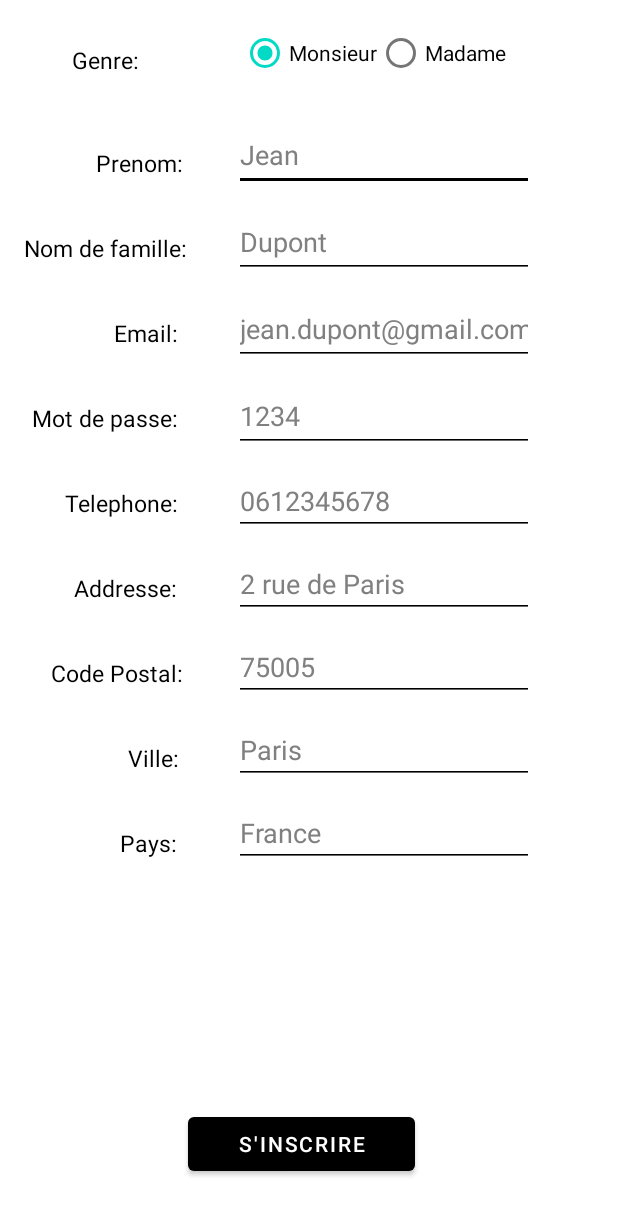
After one commit to DylanGil/WatashiHouse, an Android app: the InscriptionActivity screen opened directly, with no data from a screen before it, on a phone screen of 412 x 824 dp. The commit adds this screen. Shown: the top 1215 px of the screen. Run offline under Robolectric (Android 15) with nearby library versions, the phone set to English and light mode, and no system bars.

```diff
--- a/app/src/main/AndroidManifest.xml
+++ b/app/src/main/AndroidManifest.xml
@@ -12,9 +12,11 @@
         android:supportsRtl="true"
         android:theme="@style/Theme.WatashiHouse">
         <activity
+            android:name=".InscriptionActivity"
+            android:exported="false" />
+        <activity
             android:name=".ValidateShopping"
-            android:exported="false" />
-        <!-- This element is required to enable Google Pay in your app. -->
+            android:exported="false" /> <!-- This element is required to enable Google Pay in your app. -->
         <meta-data
             android:name="com.google.android.gms.wallet.api.enabled"
             android:value="true" />
--- /dev/null
+++ b/app/src/main/java/com/example/watashihouse/InscriptionActivity.kt
@@ -0,0 +1,136 @@
+package com.example.watashihouse
+
+import androidx.appcompat.app.AppCompatActivity
+import android.os.Bundle
+import android.text.TextUtils
+import android.util.Log
+import android.widget.*
+import androidx.lifecycle.lifecycleScope
+import kotlinx.coroutines.launch
+import okhttp3.ResponseBody
+import retrofit2.Call
+import retrofit2.Callback
+import retrofit2.Response
+
+class InscriptionActivity : AppCompatActivity() {
+    lateinit var inscriptionButton: Button
+    lateinit var radioGroup: RadioGroup
+    lateinit var radioButton: RadioButton
+    lateinit var firstName: EditText
+    lateinit var lastName: EditText
+    lateinit var email: EditText
+    lateinit var password: EditText
+    lateinit var phoneNumber: EditText
+    lateinit var adresse: EditText
+    lateinit var codePostal: EditText
+    lateinit var city: EditText
+    lateinit var country: EditText
+
+    override fun onCreate(savedInstanceState: Bundle?) {
+        super.onCreate(savedInstanceState)
+        setContentView(R.layout.activity_inscription)
+
+        inscriptionButton = findViewById(R.id.inscriptionButton)
+        radioGroup = findViewById(R.id.rgHommeFemme)
+        firstName = findViewById(R.id.etFirstName)
+        lastName = findViewById(R.id.etLastName)
+        email = findViewById(R.id.etEmail)
+        password = findViewById(R.id.etPassword)
+        phoneNumber = findViewById(R.id.etPhone)
+        adresse = findViewById(R.id.etAdresse)
+        codePostal = findViewById(R.id.etCodePostal)
+        city = findViewById(R.id.etCity)
+        country = findViewById(R.id.etCountry)
+
+        inscriptionButton.setOnClickListener {
+            if(TextUtils.isEmpty(firstName.text)) {
+                Toast.makeText(this, "Veuillez entrez un prenom", Toast.LENGTH_SHORT).show();
+                return@setOnClickListener;
+            }
+            if(TextUtils.isEmpty(lastName.text)) {
+                Toast.makeText(this, "Veuillez entrez un nom de famille", Toast.LENGTH_SHORT).show();
+                return@setOnClickListener;
+            }
+            if(TextUtils.isEmpty(email.text) || !android.util.Patterns.EMAIL_ADDRESS.matcher(email.text).matches()) {
+                Toast.makeText(this, "Veuillez entrez un email valide", Toast.LENGTH_SHORT).show();
+                return@setOnClickListener;
+            }
+            if(TextUtils.isEmpty(password.text)) {
+                Toast.makeText(this, "Veuillez entrez un mot de passe", Toast.LENGTH_SHORT).show();
+                return@setOnClickListener;
+            }
+            if(TextUtils.isEmpty(phoneNumber.text) || phoneNumber.text.length < 10) {
+                Toast.makeText(this, "Veuillez entrez un n° de telephone valide", Toast.LENGTH_SHORT).show();
+                return@setOnClickListener;
+            }
+            if(TextUtils.isEmpty(adresse.text)) {
+                Toast.makeText(this, "Veuillez entrez une adresse", Toast.LENGTH_SHORT).show();
+                return@setOnClickListener;
+            }
+            if(TextUtils.isEmpty(codePostal.text)) {
+                Toast.makeText(this, "Veuillez entrez un code postal", Toast.LENGTH_SHORT).show();
+                return@setOnClickListener;
+            }
+            if(TextUtils.isEmpty(city.text)) {
+                Toast.makeText(this, "Veuillez entrez une ville", Toast.LENGTH_SHORT).show();
+                return@setOnClickListener;
+            }
+            if(TextUtils.isEmpty(country.text)) {
+                Toast.makeText(this, "Veuillez entrez un pays", Toast.LENGTH_SHORT).show();
+                return@setOnClickListener;
+            }
+            val selectedId = radioGroup.checkedRadioButtonId
+            radioButton = findViewById(selectedId)
+            //Toast.makeText(applicationContext, "Inscription", Toast.LENGTH_SHORT).show()
+            register()
+        }
+    }
+
+    private fun register() {
+        val request = UserInscriptionRequest()
+        request.gender = radioButton.text.toString()
+        request.lastname = lastName.text.toString()
+        request.firstname = firstName.text.toString()
+        request.email = email.text.toString()
+        request.hash = password.text.toString()
+        request.phone = phoneNumber.text.toString()
+        request.address = adresse.text.toString()
+        request.zipCode = codePostal.text.toString()
+        request.city = city.text.toString()
+        request.country = country.text.toString()
+
+        val retro = Retro().getRetroClientInstance().create(WatashiApi::class.java)
+        retro.register(request).enqueue(object : Callback<ResponseBody> {
+            override fun onResponse(call: Call<ResponseBody>, response: Response<ResponseBody>) {
+                val user = response.body()
+                if (user != null) {
+                    //passwordTxt.text = Editable.Factory.getInstance().newEditable(user!!.token)
+                    logOk()
+                } else {
+                    Toast.makeText(applicationContext, "User inexistant", Toast.LENGTH_SHORT).show()
+                }
+                /*Log.e("hash", user!!.data?.hash.toString())
+                Log.e("email", user!!.data?.email.toString())*/
+
+            }
+
+            override fun onFailure(call: Call<ResponseBody>, t: Throwable) {
+                Toast.makeText(
+                    applicationContext,
+                    "Erreur serveur: Redémarrer l'application",
+                    Toast.LENGTH_SHORT
+                ).show()
+                Log.e("Error", t.message.toString())
+            }
+        })
+
+
+    }
+
+    private fun logOk(){
+        setResult(RESULT_OK)
+        finish()
+        Toast.makeText(applicationContext, "Vous êtes inscrits", Toast.LENGTH_SHORT).show()
+    }
+
+}
--- a/app/src/main/java/com/example/watashihouse/WatashiApi.kt
+++ b/app/src/main/java/com/example/watashihouse/WatashiApi.kt
@@ -14,8 +14,18 @@ interface WatashiApi {
         @Body userRequest: UserRequest
     ): Call<UserResponse>
 
+    @POST("utilisateurs/inscription")
+    fun register(
+        @Body userInscriptionRequest: UserInscriptionRequest
+    ): Call<ResponseBody>
+
     @GET("/articles?sortBy=note&orderBy=DESC")
     fun getAllProducts(): Call<JsonObject>
+
+    @GET("/paiement/prix={price}")
+    fun validatePaiement(
+        @Path("price") price: Int,
+        @Header("Authentication") Authentication: String): Call<PaiementResponse>
 
     @GET("/paniers/utilisateur={userId}")
     fun getUserProductFromShoppingCart(
--- /dev/null
+++ b/app/src/main/res/layout/activity_inscription.xml
@@ -0,0 +1,315 @@
+<?xml version="1.0" encoding="utf-8"?>
+<RelativeLayout xmlns:android="http://schemas.android.com/apk/res/android"
+    xmlns:app="http://schemas.android.com/apk/res-auto"
+    xmlns:tools="http://schemas.android.com/tools"
+    android:layout_width="match_parent"
+    android:layout_height="match_parent"
+    android:background="@android:color/white"
+    tools:context=".InscriptionActivity">
+
+    <TextView
+        android:id="@+id/tvGenre"
+        android:layout_width="wrap_content"
+        android:layout_height="wrap_content"
+        android:layout_alignParentStart="true"
+        android:layout_alignParentTop="true"
+        android:layout_marginStart="48dp"
+        android:layout_marginTop="29dp"
+        android:text="Genre: "
+        android:textColor="@color/black"
+        android:textSize="15dp" />
+
+    <RadioGroup
+        android:id="@+id/rgHommeFemme"
+        android:layout_width="190dp"
+        android:layout_height="58dp"
+        android:layout_alignParentTop="true"
+        android:layout_alignParentEnd="true"
+        android:layout_marginTop="11dp"
+        android:layout_marginEnd="61dp"
+        android:orientation="horizontal"
+        tools:layout_editor_absoluteX="80dp"
+        tools:layout_editor_absoluteY="48dp">
+
+        <RadioButton
+            android:id="@+id/rbHomme"
+            android:layout_width="wrap_content"
+            android:layout_height="wrap_content"
+            android:checked="true"
+            android:textColor="@color/black"
+            android:text="Monsieur" />
+
+        <RadioButton
+            android:id="@+id/rbFemme"
+            android:layout_width="wrap_content"
+            android:layout_height="wrap_content"
+            android:textColor="@color/black"
+            android:text="Madame" />
+    </RadioGroup>
+
+    <TextView
+        android:id="@+id/tvFirstName"
+        android:layout_width="wrap_content"
+        android:layout_height="wrap_content"
+        android:layout_below="@+id/tvGenre"
+        android:layout_alignParentStart="true"
+        android:layout_marginStart="64dp"
+        android:layout_marginTop="47dp"
+        android:text="Prenom: "
+        android:textColor="@color/black"
+        android:textSize="15dp" />
+
+    <EditText
+        android:id="@+id/etFirstName"
+        android:layout_width="200dp"
+        android:layout_height="wrap_content"
+        android:layout_below="@+id/rgHommeFemme"
+        android:layout_alignParentEnd="true"
+        android:layout_marginTop="10dp"
+        android:layout_marginEnd="56dp"
+        android:autofillHints=""
+        android:backgroundTint="@color/black"
+        android:ems="10"
+        android:hint="Jean"
+        android:inputType="textPersonName"
+        android:minHeight="48dp"
+        android:textColor="@color/black"
+        android:textColorHint="@color/grey" />
+
+    <TextView
+        android:id="@+id/tvLastName"
+        android:layout_width="wrap_content"
+        android:layout_height="wrap_content"
+        android:layout_below="@+id/tvFirstName"
+        android:layout_alignParentStart="true"
+        android:layout_marginStart="16dp"
+        android:layout_marginTop="35dp"
+        android:text="Nom de famille: "
+        android:textColor="@color/black"
+        android:textSize="15dp" />
+
+    <EditText
+        android:id="@+id/etLastName"
+        android:layout_width="200dp"
+        android:layout_height="wrap_content"
+        android:layout_below="@+id/etFirstName"
+        android:layout_alignParentEnd="true"
+        android:layout_marginTop="10dp"
+        android:layout_marginEnd="56dp"
+        android:autofillHints=""
+        android:backgroundTint="@color/black"
+        android:ems="10"
+        android:hint="Dupont"
+        android:inputType="textPersonName"
+        android:minHeight="48dp"
+        android:textColor="@color/black"
+        android:textColorHint="@color/grey" />
+
+
+    <TextView
+        android:id="@+id/tvEmail"
+        android:layout_width="wrap_content"
+        android:layout_height="wrap_content"
+        android:layout_below="@+id/tvLastName"
+        android:layout_alignParentStart="true"
+        android:layout_marginStart="76dp"
+        android:layout_marginTop="35dp"
+        android:text="Email: "
+        android:textColor="@color/black"
+        android:textSize="15dp" />
+
+    <EditText
+        android:id="@+id/etEmail"
+        android:layout_width="200dp"
+        android:layout_height="wrap_content"
+        android:layout_below="@+id/etLastName"
+        android:layout_alignParentEnd="true"
+        android:layout_marginTop="10dp"
+        android:layout_marginEnd="56dp"
+        android:autofillHints=""
+        android:backgroundTint="@color/black"
+        android:ems="10"
+        android:hint="jean.dupont@gmail.com"
+        android:inputType="textEmailAddress"
+        android:minHeight="48dp"
+        android:textColor="@color/black"
+        android:textColorHint="@color/grey" />
+
+    <TextView
+        android:id="@+id/tvPassword"
+        android:layout_width="wrap_content"
+        android:layout_height="wrap_content"
+        android:layout_below="@+id/tvEmail"
+        android:layout_alignParentStart="true"
+        android:layout_marginStart="21dp"
+        android:layout_marginTop="35dp"
+        android:text="Mot de passe: "
+        android:textColor="@color/black"
+        android:textSize="15dp" />
+
+    <EditText
+        android:id="@+id/etPassword"
+        android:layout_width="200dp"
+        android:layout_height="wrap_content"
+        android:layout_below="@+id/etEmail"
+        android:layout_alignParentEnd="true"
+        android:layout_marginTop="10dp"
+        android:layout_marginEnd="56dp"
+        android:autofillHints=""
+        android:backgroundTint="@color/black"
+        android:ems="10"
+        android:hint="1234"
+        android:inputType="textPassword"
+        android:minHeight="48dp"
+        android:textColor="@color/black"
+        android:textColorHint="@color/grey" />
+
+    <TextView
+        android:id="@+id/tvPhone"
+        android:layout_width="wrap_content"
+        android:layout_height="wrap_content"
+        android:layout_below="@+id/tvPassword"
+        android:layout_alignParentStart="true"
+        android:layout_marginStart="43dp"
+        android:layout_marginTop="35dp"
+        android:text="Telephone: "
+        android:textColor="@color/black"
+        android:textSize="15dp" />
+
+    <EditText
+        android:id="@+id/etPhone"
+        android:layout_width="200dp"
+        android:layout_height="wrap_content"
+        android:layout_below="@+id/etPassword"
+        android:layout_alignParentEnd="true"
+        android:layout_marginTop="10dp"
+        android:layout_marginEnd="56dp"
+        android:backgroundTint="@color/black"
+        android:ems="10"
+        android:hint="0612345678"
+        android:inputType="phone"
+        android:textColor="@color/black"
+        android:textColorHint="@color/grey" />
+
+    <TextView
+        android:id="@+id/tvAdresse"
+        android:layout_width="wrap_content"
+        android:layout_height="wrap_content"
+        android:layout_below="@+id/tvPhone"
+        android:layout_alignParentStart="true"
+        android:layout_marginStart="49dp"
+        android:layout_marginTop="35dp"
+        android:text="Addresse: "
+        android:textColor="@color/black"
+        android:textSize="15dp" />
+
+    <EditText
+        android:id="@+id/etAdresse"
+        android:layout_width="200dp"
+        android:layout_height="wrap_content"
+        android:layout_below="@+id/etPhone"
+        android:layout_alignParentEnd="true"
+        android:layout_marginTop="10dp"
+        android:layout_marginEnd="56dp"
+        android:backgroundTint="@color/black"
+        android:ems="10"
+        android:hint="2 rue de Paris"
+        android:inputType="textPostalAddress"
+        android:textColor="@color/black"
+        android:textColorHint="@color/grey" />
+
+    <TextView
+        android:id="@+id/tvCodePostal"
+        android:layout_width="wrap_content"
+        android:layout_height="wrap_content"
+        android:layout_below="@+id/tvAdresse"
+        android:layout_alignParentStart="true"
+        android:layout_marginStart="34dp"
+        android:layout_marginTop="35dp"
+        android:text="Code Postal: "
+        android:textColor="@color/black"
+        android:textSize="15dp" />
+
+    <EditText
+        android:id="@+id/etCodePostal"
+        android:layout_width="200dp"
+        android:layout_height="wrap_content"
+        android:layout_below="@+id/etAdresse"
+        android:layout_alignParentEnd="true"
+        android:layout_marginTop="10dp"
+        android:layout_marginEnd="56dp"
+        android:backgroundTint="@color/black"
+        android:ems="10"
+        android:hint="75005"
+        android:inputType="number"
+        android:textColor="@color/black"
+        android:textColorHint="@color/grey" />
+
+    <TextView
+        android:id="@+id/tvCity"
+        android:layout_width="wrap_content"
+        android:layout_height="wrap_content"
+        android:layout_below="@+id/tvCodePostal"
+        android:layout_alignParentStart="true"
+        android:layout_marginStart="85dp"
+        android:layout_marginTop="35dp"
+        android:text="Ville: "
+        android:textColor="@color/black"
+        android:textSize="15dp" />
+
+    <EditText
+        android:id="@+id/etCity"
+        android:layout_width="200dp"
+        android:layout_height="wrap_content"
+        android:layout_below="@+id/etCodePostal"
+        android:layout_alignParentEnd="true"
+        android:layout_marginTop="10dp"
+        android:layout_marginEnd="56dp"
+        android:backgroundTint="@color/black"
+        android:ems="10"
+        android:hint="Paris"
+        android:inputType="textPersonName"
+        android:textColor="@color/black"
+        android:textColorHint="@color/grey" />
+
+    <TextView
+        android:id="@+id/tvCountry"
+        android:layout_width="wrap_content"
+        android:layout_height="wrap_content"
+        android:layout_below="@+id/tvCity"
+        android:layout_alignParentStart="true"
+        android:layout_marginStart="80dp"
+        android:layout_marginTop="35dp"
+        android:text="Pays: "
+        android:textColor="@color/black"
+        android:textSize="15dp" />
+
+    <EditText
+        android:id="@+id/etCountry"
+        android:layout_width="200dp"
+        android:layout_height="wrap_content"
+        android:layout_below="@+id/etCity"
+        android:layout_alignParentEnd="true"
+        android:layout_marginTop="10dp"
+        android:layout_marginEnd="56dp"
+        android:backgroundTint="@color/black"
+        android:ems="10"
+        android:hint="France"
+        android:inputType="textPersonName"
+        android:textColor="@color/black"
+        android:textColorHint="@color/grey" />
+
+    <Button
+        android:id="@+id/inscriptionButton"
+        android:layout_width="146dp"
+        android:layout_height="wrap_content"
+        android:layout_alignParentStart="true"
+        android:layout_alignParentEnd="true"
+        android:layout_alignParentBottom="true"
+        android:layout_marginStart="125dp"
+        android:layout_marginEnd="135dp"
+        android:layout_marginBottom="37dp"
+        android:text="S'inscrire" />
+
+
+</RelativeLayout>
--- a/app/src/main/res/values/colors.xml
+++ b/app/src/main/res/values/colors.xml
@@ -10,4 +10,5 @@
     <color name="blue">#1A192B</color>
     <color name="teestColor">#FFFFFFFF</color>
     <color name="yellowStars">#ffff00</color>
+    <color name="grey">#808080</color>
 </resources>
```
Also changed, not shown: app/src/main/java/com/example/watashihouse/LoginActivity.kt (+10 -0 lines), app/src/main/java/com/example/watashihouse/PaiementResponse.kt (added, +10 -0 lines), app/src/main/java/com/example/watashihouse/UserInscriptionRequest.kt (added, +62 -0 lines), app/src/main/java/com/example/watashihouse/ValidateShopping.kt (+40 -8 lines), app/src/main/res/layout/activity_login.xml (+33 -5 lines), app/src/main/res/layout/activity_validate_shopping.xml (+11 -0 lines), app/src/main/res/layout/fragment_login.xml (+11 -11 lines).
